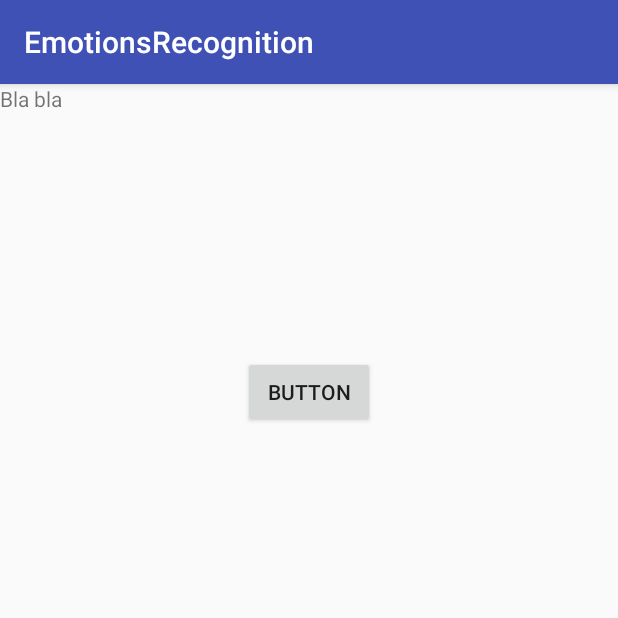
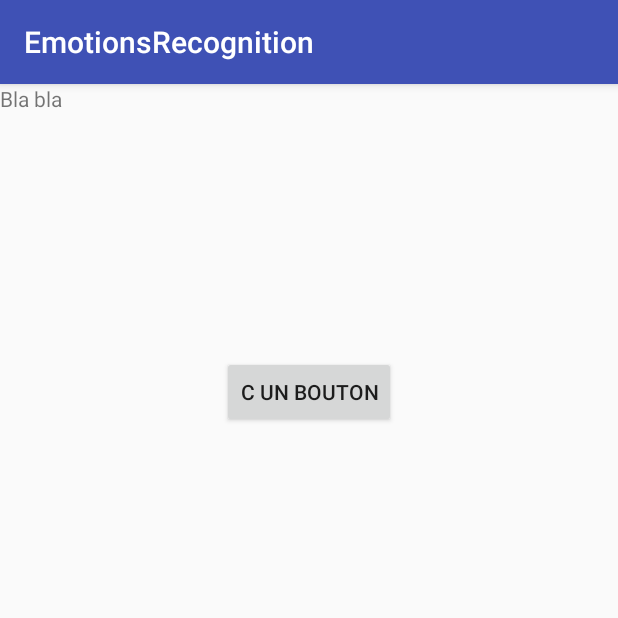
Before and after one commit to Irteza-S/EmotionsRecognition, an Android app: the screen it shows after launch (MainActivity), on a phone screen of 412 x 824 dp, the top half of it. Run offline under Robolectric (Android 15) with nearby library versions, the phone set to English and light mode, and no system bars.

Commit message:
First try

```diff
--- a/app/src/main/res/layout/activity_main.xml
+++ b/app/src/main/res/layout/activity_main.xml
@@ -13,6 +13,7 @@
         android:layout_alignParentTop="true"
         android:layout_centerHorizontal="true"
         android:layout_marginTop="181dp"
+        android:text="C UN BOUTON" />
         android:text="Button" />
 
     <TextView
```
